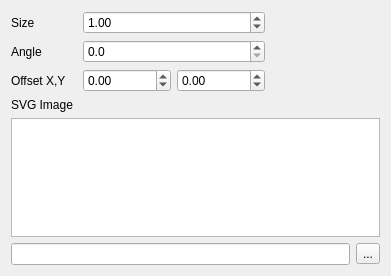
The window that src/ui/symbollayer/widget_svgmarker.ui (kadas-albireo/kadas-albireo) describes before a commit, drawn with Qt 5.
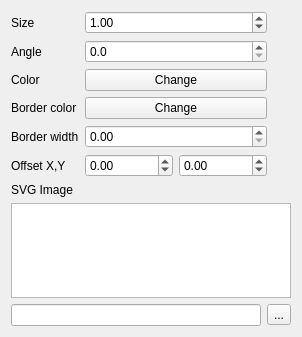
The same window after the commit.

Commit message: Change color through svg marker dialog

```diff
--- a/src/ui/symbollayer/widget_svgmarker.ui
+++ b/src/ui/symbollayer/widget_svgmarker.ui
@@ -6,8 +6,8 @@
    <rect>
     <x>0</x>
     <y>0</y>
-    <width>391</width>
-    <height>276</height>
+    <width>302</width>
+    <height>337</height>
    </rect>
   </property>
   <property name="windowTitle">
@@ -29,7 +29,7 @@
        </property>
       </widget>
      </item>
-     <item row="0" column="2" rowspan="3">
+     <item row="0" column="2" rowspan="6">
       <spacer>
        <property name="orientation">
         <enum>Qt::Horizontal</enum>
@@ -62,7 +62,7 @@
        </property>
       </widget>
      </item>
-     <item row="2" column="1">
+     <item row="5" column="1">
       <layout class="QHBoxLayout" name="horizontalLayout">
        <item>
         <widget class="QDoubleSpinBox" name="spinOffsetX">
@@ -92,7 +92,7 @@
        </item>
       </layout>
      </item>
-     <item row="2" column="0">
+     <item row="5" column="0">
       <widget class="QLabel" name="label_4">
        <property name="text">
         <string>Offset X,Y</string>
@@ -118,6 +118,44 @@
        </property>
       </widget>
      </item>
+     <item row="2" column="1">
+      <widget class="QPushButton" name="mChangeColorButton">
+       <property name="text">
+        <string>Change</string>
+       </property>
+      </widget>
+     </item>
+     <item row="2" column="0">
+      <widget class="QLabel" name="mColorLabel">
+       <property name="text">
+        <string>Color</string>
+       </property>
+      </widget>
+     </item>
+     <item row="4" column="1">
+      <widget class="QDoubleSpinBox" name="mBorderWidthSpinBox"/>
+     </item>
+     <item row="4" column="0">
+      <widget class="QLabel" name="mBorderWidthLabel">
+       <property name="text">
+        <string>Border width</string>
+       </property>
+      </widget>
+     </item>
+     <item row="3" column="1">
+      <widget class="QPushButton" name="mChangeBorderColorButton">
+       <property name="text">
+        <string>Change</string>
+       </property>
+      </widget>
+     </item>
+     <item row="3" column="0">
+      <widget class="QLabel" name="mBorderColorLabel">
+       <property name="text">
+        <string>Border color</string>
+       </property>
+      </widget>
+     </item>
     </layout>
    </item>
    <item row="1" column="0">
```
The commit also changes 5 other files.
